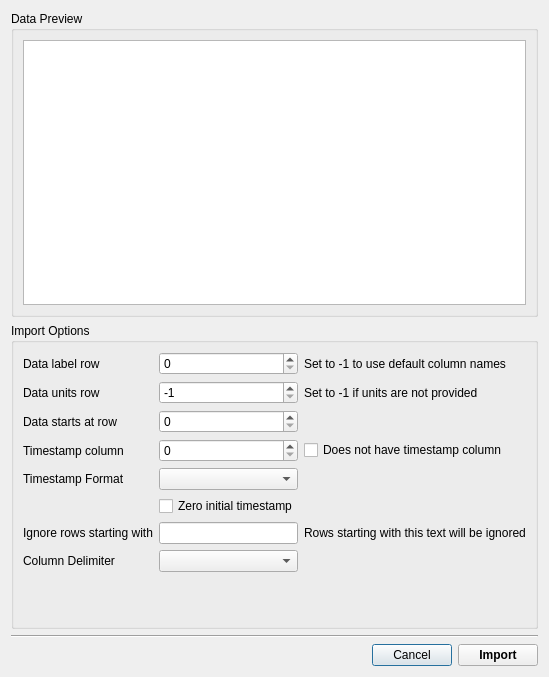
Qt form plugins/csv_importer/ui/csv_import_options.ui (SchrodingersGat/lumberjack) before a commit.
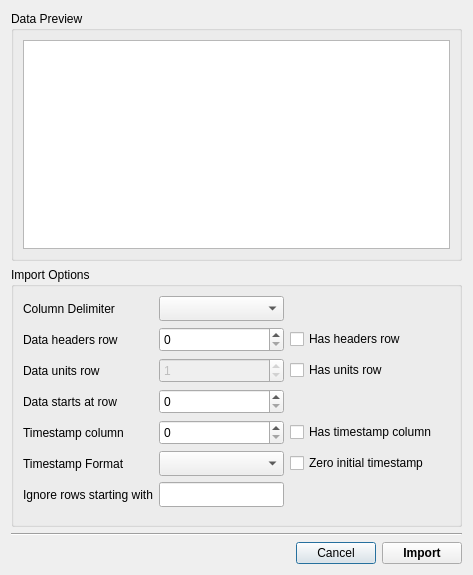
The same form after that commit.

The edit to the form file:
```diff
--- a/plugins/csv_importer/ui/csv_import_options.ui
+++ b/plugins/csv_importer/ui/csv_import_options.ui
@@ -6,8 +6,8 @@
    <rect>
     <x>0</x>
     <y>0</y>
-    <width>543</width>
-    <height>677</height>
+    <width>471</width>
+    <height>575</height>
    </rect>
   </property>
   <property name="windowTitle">
@@ -38,83 +38,14 @@
       <string>Import Options</string>
      </property>
      <layout class="QGridLayout" name="gridLayout_2">
-      <item row="0" column="0">
-       <widget class="QLabel" name="label">
-        <property name="text">
-         <string>Data label row</string>
-        </property>
-       </widget>
-      </item>
-      <item row="0" column="2">
-       <widget class="QLabel" name="label_2">
-        <property name="text">
-         <string>Set to -1 to use default column names</string>
-        </property>
-       </widget>
-      </item>
-      <item row="7" column="1">
-       <widget class="QComboBox" name="columnDelimiter"/>
-      </item>
-      <item row="1" column="1">
-       <widget class="QSpinBox" name="dataUnitsRow">
-        <property name="minimum">
-         <number>-1</number>
-        </property>
-        <property name="value">
-         <number>-1</number>
-        </property>
-       </widget>
-      </item>
-      <item row="6" column="2">
-       <widget class="QLabel" name="label_7">
-        <property name="text">
-         <string>Rows starting with this text will be ignored</string>
-        </property>
-       </widget>
-      </item>
-      <item row="5" column="1">
-       <widget class="QCheckBox" name="zeroInitialTimestamp">
-        <property name="text">
-         <string>Zero initial timestamp</string>
-        </property>
-       </widget>
-      </item>
-      <item row="6" column="0">
-       <widget class="QLabel" name="label_6">
-        <property name="text">
-         <string>Ignore rows starting with</string>
-        </property>
-       </widget>
-      </item>
-      <item row="1" column="0">
-       <widget class="QLabel" name="label_3">
-        <property name="text">
-         <string>Data units row</string>
-        </property>
-       </widget>
-      </item>
-      <item row="1" column="2">
-       <widget class="QLabel" name="label_4">
-        <property name="text">
-         <string>Set to -1 if units are not provided</string>
-        </property>
-       </widget>
-      </item>
       <item row="7" column="0">
-       <widget class="QLabel" name="label_8">
-        <property name="text">
-         <string>Column Delimiter</string>
-        </property>
-       </widget>
-      </item>
-      <item row="4" column="0">
        <widget class="QLabel" name="label_9">
         <property name="text">
          <string>Timestamp Format</string>
         </property>
        </widget>
       </item>
-      <item row="8" column="1">
+      <item row="11" column="1">
        <spacer name="verticalSpacer">
         <property name="orientation">
          <enum>Qt::Orientation::Vertical</enum>
@@ -127,53 +58,198 @@
         </property>
        </spacer>
       </item>
-      <item row="0" column="1">
-       <widget class="QSpinBox" name="dataLabelRow"/>
-      </item>
-      <item row="2" column="0">
-       <widget class="QLabel" name="label_5">
-        <property name="text">
-         <string>Data starts at row</string>
+      <item row="7" column="1">
+       <widget class="QComboBox" name="timestampFormat">
+        <property name="minimumSize">
+         <size>
+          <width>0</width>
+          <height>25</height>
+         </size>
         </property>
        </widget>
       </item>
-      <item row="6" column="1">
-       <widget class="QLineEdit" name="ignoreStartWith"/>
-      </item>
       <item row="4" column="1">
-       <widget class="QComboBox" name="timestampFormat"/>
-      </item>
-      <item row="2" column="1">
        <widget class="QSpinBox" name="dataStartRow">
+        <property name="minimumSize">
+         <size>
+          <width>0</width>
+          <height>25</height>
+         </size>
+        </property>
         <property name="minimum">
          <number>0</number>
         </property>
+        <property name="maximum">
+         <number>10</number>
+        </property>
        </widget>
       </item>
-      <item row="3" column="1">
+      <item row="6" column="1">
        <widget class="QSpinBox" name="timestampColumn">
+        <property name="minimumSize">
+         <size>
+          <width>0</width>
+          <height>25</height>
+         </size>
+        </property>
         <property name="minimum">
          <number>0</number>
         </property>
         <property name="maximum">
-         <number>9999</number>
+         <number>10</number>
         </property>
         <property name="value">
          <number>0</number>
         </property>
        </widget>
       </item>
-      <item row="3" column="0">
+      <item row="1" column="2">
+       <widget class="QCheckBox" name="hasHeadersRow">
+        <property name="enabled">
+         <bool>true</bool>
+        </property>
+        <property name="text">
+         <string>Has headers row</string>
+        </property>
+        <property name="checked">
+         <bool>false</bool>
+        </property>
+       </widget>
+      </item>
+      <item row="7" column="2">
+       <widget class="QCheckBox" name="zeroInitialTimestamp">
+        <property name="text">
+         <string>Zero initial timestamp</string>
+        </property>
+        <property name="checked">
+         <bool>false</bool>
+        </property>
+       </widget>
+      </item>
+      <item row="2" column="1">
+       <widget class="QSpinBox" name="dataUnitsRow">
+        <property name="enabled">
+         <bool>false</bool>
+        </property>
+        <property name="minimumSize">
+         <size>
+          <width>0</width>
+          <height>25</height>
+         </size>
+        </property>
+        <property name="minimum">
+         <number>-1</number>
+        </property>
+        <property name="maximum">
+         <number>10</number>
+        </property>
+        <property name="value">
+         <number>1</number>
+        </property>
+       </widget>
+      </item>
+      <item row="1" column="1">
+       <widget class="QSpinBox" name="dataHeadersRow">
+        <property name="minimumSize">
+         <size>
+          <width>0</width>
+          <height>25</height>
+         </size>
+        </property>
+        <property name="maximum">
+         <number>10</number>
+        </property>
+       </widget>
+      </item>
+      <item row="4" column="0">
+       <widget class="QLabel" name="label_5">
+        <property name="text">
+         <string>Data starts at row</string>
+        </property>
+       </widget>
+      </item>
+      <item row="1" column="0">
+       <widget class="QLabel" name="label">
+        <property name="text">
+         <string>Data headers row</string>
+        </property>
+       </widget>
+      </item>
+      <item row="9" column="0">
+       <widget class="QLabel" name="label_6">
+        <property name="text">
+         <string>Ignore rows starting with</string>
+        </property>
+       </widget>
+      </item>
+      <item row="6" column="2">
+       <widget class="QCheckBox" name="hasTimestampColumn">
+        <property name="enabled">
+         <bool>true</bool>
+        </property>
+        <property name="text">
+         <string>Has timestamp column</string>
+        </property>
+        <property name="checked">
+         <bool>false</bool>
+        </property>
+       </widget>
+      </item>
+      <item row="2" column="0">
+       <widget class="QLabel" name="label_3">
+        <property name="text">
+         <string>Data units row</string>
+        </property>
+       </widget>
+      </item>
+      <item row="9" column="1">
+       <widget class="QLineEdit" name="ignoreStartWith">
+        <property name="minimumSize">
+         <size>
+          <width>0</width>
+          <height>25</height>
+         </size>
+        </property>
+       </widget>
+      </item>
+      <item row="6" column="0">
        <widget class="QLabel" name="label_10">
         <property name="text">
          <string>Timestamp column</string>
         </property>
        </widget>
       </item>
-      <item row="3" column="2">
-       <widget class="QCheckBox" name="missingTimestampColumn">
+      <item row="2" column="3">
+       <widget class="QLabel" name="label_4">
         <property name="text">
-         <string>Does not have timestamp column</string>
+         <string/>
+        </property>
+       </widget>
+      </item>
+      <item row="2" column="2">
+       <widget class="QCheckBox" name="hasUnitsRow">
+        <property name="text">
+         <string>Has units row</string>
+        </property>
+        <property name="checked">
+         <bool>false</bool>
+        </property>
+       </widget>
+      </item>
+      <item row="0" column="1">
+       <widget class="QComboBox" name="columnDelimiter">
+        <property name="minimumSize">
+         <size>
+          <width>125</width>
+          <height>25</height>
+         </size>
+        </property>
+       </widget>
+      </item>
+      <item row="0" column="0">
+       <widget class="QLabel" name="label_8">
+        <property name="text">
+         <string>Column Delimiter</string>
         </property>
        </widget>
       </item>
```
